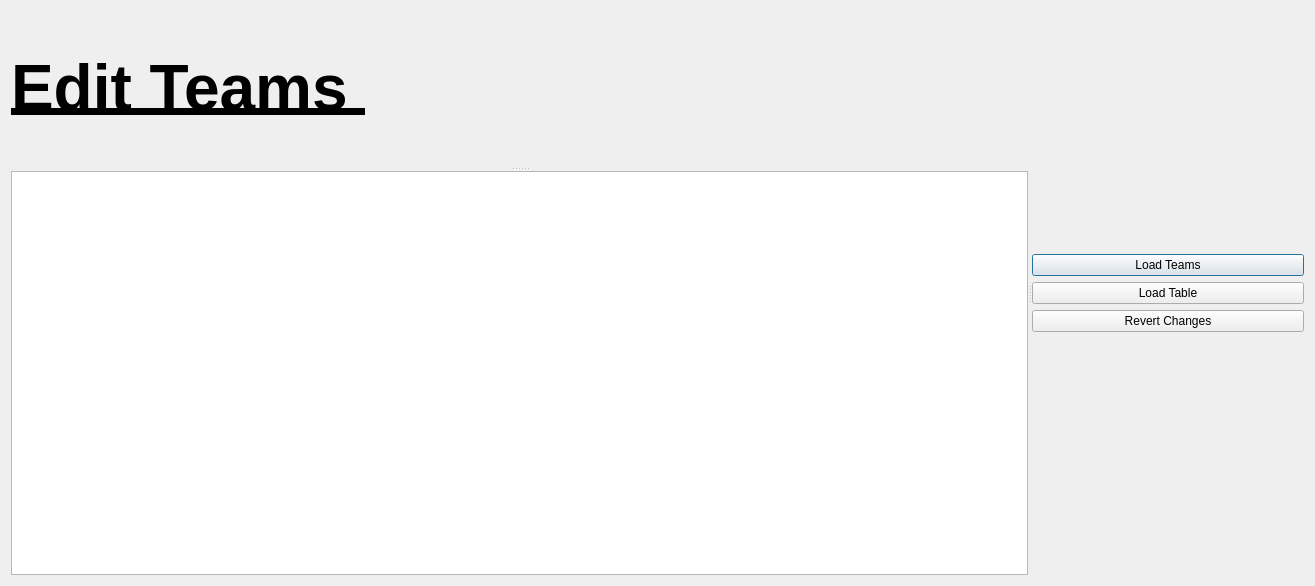
First picture: the form in UI/edit_teams/edit_teams.ui, repository parham-sharaf/BTM-algo, before the edit.
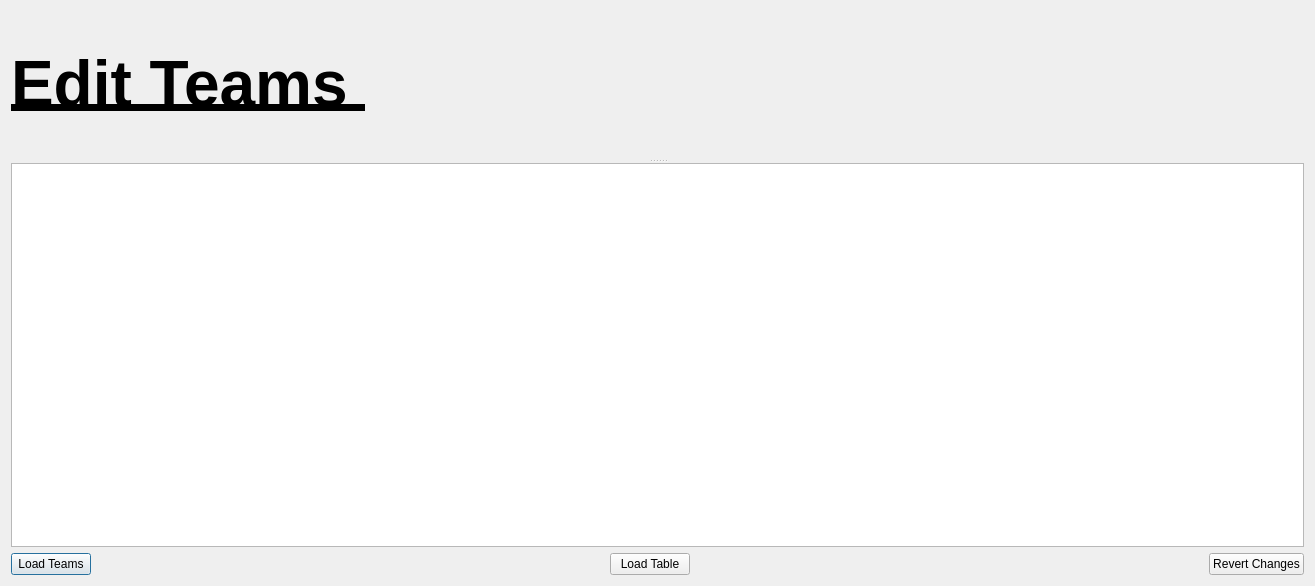
Second picture: the form after the edit.

Patch:
```diff
--- a/UI/edit_teams/edit_teams.ui
+++ b/UI/edit_teams/edit_teams.ui
@@ -15,10 +15,6 @@
   </property>
   <layout class="QGridLayout" name="gridLayout">
    <item row="0" column="0">
-    <widget class="QSplitter" name="splitter_2">
-     <property name="orientation">
-      <enum>Qt::Horizontal</enum>
-     </property>
      <widget class="QSplitter" name="splitter">
       <property name="orientation">
        <enum>Qt::Vertical</enum>
@@ -30,23 +26,9 @@
       </widget>
       <widget class="QTableView" name="tableView"/>
      </widget>
-     <widget class="QWidget" name="">
-      <layout class="QVBoxLayout" name="verticalLayout_2">
-       <item>
-        <spacer name="verticalSpacer_2">
-         <property name="orientation">
-          <enum>Qt::Vertical</enum>
-         </property>
-         <property name="sizeHint" stdset="0">
-          <size>
-           <width>20</width>
-           <height>40</height>
-          </size>
-         </property>
-        </spacer>
-       </item>
-       <item>
-        <layout class="QVBoxLayout" name="verticalLayout">
+   </item>
+   <item row="1" column="0">
+    <layout class="QHBoxLayout" name="horizontalLayout">
          <item>
           <widget class="QPushButton" name="load_teams_button">
            <property name="text">
@@ -54,6 +36,19 @@
            </property>
           </widget>
          </item>
+     <item>
+      <spacer name="horizontalSpacer">
+       <property name="orientation">
+        <enum>Qt::Horizontal</enum>
+       </property>
+       <property name="sizeHint" stdset="0">
+        <size>
+         <width>40</width>
+         <height>20</height>
+        </size>
+       </property>
+      </spacer>
+     </item>
          <item>
           <widget class="QPushButton" name="load_table_button">
            <property name="text">
@@ -61,6 +56,19 @@
            </property>
           </widget>
          </item>
+     <item>
+      <spacer name="horizontalSpacer_3">
+       <property name="orientation">
+        <enum>Qt::Horizontal</enum>
+       </property>
+       <property name="sizeHint" stdset="0">
+        <size>
+         <width>40</width>
+         <height>20</height>
+        </size>
+       </property>
+      </spacer>
+     </item>
          <item>
           <widget class="QPushButton" name="revert_changes_button">
            <property name="text">
@@ -69,23 +77,6 @@
           </widget>
          </item>
         </layout>
-       </item>
-       <item>
-        <spacer name="verticalSpacer">
-         <property name="orientation">
-          <enum>Qt::Vertical</enum>
-         </property>
-         <property name="sizeHint" stdset="0">
-          <size>
-           <width>20</width>
-           <height>40</height>
-          </size>
-         </property>
-        </spacer>
-       </item>
-      </layout>
-     </widget>
-    </widget>
    </item>
   </layout>
  </widget>
```
Lines whose indentation alone changed are shown as unchanged.
